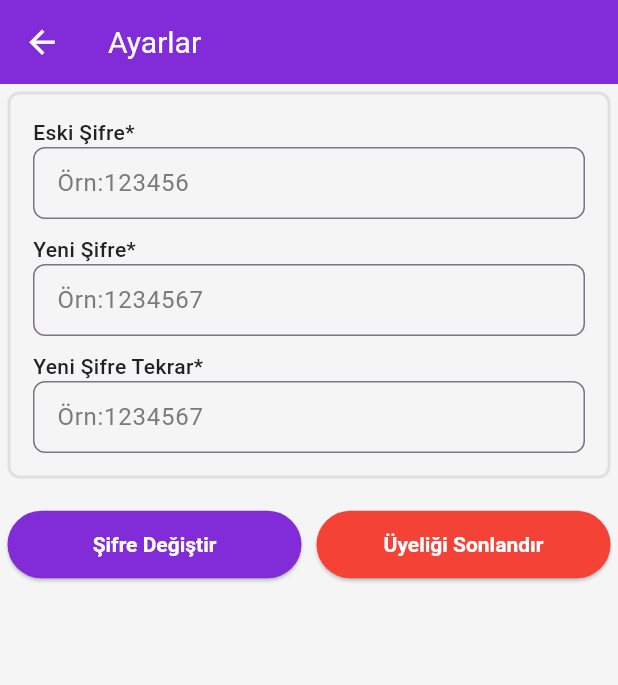
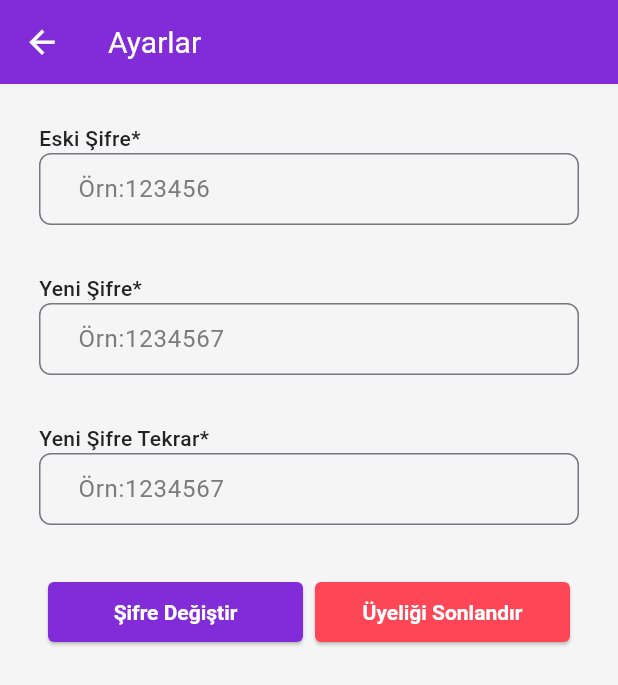
Before and after one commit to ozgeakinci/tobeto-app, a Flutter app: the Setting screen opened directly, on a phone screen of 412 x 824 dp. Shown: the top 685 px of the screen. Run offline on Flutter 3.47's test engine with Material 3 defaults, Android fonts, the phone set to English and light mode, and no system bars; our stand-ins replace google_fonts.

Commit message:
dark-light problem fixed

```diff
--- a/lib/utilities/utilities.dart
+++ b/lib/utilities/utilities.dart
@@ -6,4 +6,12 @@ class ProjectUtilities {
     left: 5,
     right: 5,
   );
+
+  static double projectHeight20 = 20;
+  static double projectHeight40 = 20;
+
+  static double paddingAll8 = 8;
+  static double paddingAll16 = 16;
+
+  static double sizeWidth10 = 10;
 }
--- a/lib/view/screens/menuScreens/profileScreens/setting.dart
+++ b/lib/view/screens/menuScreens/profileScreens/setting.dart
@@ -1,4 +1,6 @@
 import 'package:flutter/material.dart';
+import 'package:tobeto_app/theme/tobeto_theme_color.dart';
+import 'package:tobeto_app/utilities/utilities.dart';
 
 class Setting extends StatelessWidget {
   const Setting({Key? key}) : super(key: key);
@@ -9,59 +11,42 @@ class Setting extends StatelessWidget {
       appBar: AppBar(
         title: Text("Ayarlar"),
       ),
-      body: Padding(
-        padding: const EdgeInsets.all(5.0),
-        child: SingleChildScrollView(
+      body: SingleChildScrollView(
+        child: Padding(
+          padding: EdgeInsets.all(ProjectUtilities.paddingAll8),
           child: Column(
             crossAxisAlignment: CrossAxisAlignment.stretch,
             children: [
               Container(
                 decoration: BoxDecoration(
                   border: Border.all(
-                    width: 2,
-                    color: Color.fromARGB(255, 226, 223, 223),
-                  ),
+                      width: 2, color: TobetoAppColor.backgroundLight),
                   borderRadius: BorderRadius.circular(8),
                 ),
-                child: Padding(
-                  padding: const EdgeInsets.all(15.0),
                 child: Column(
                   crossAxisAlignment: CrossAxisAlignment.stretch,
                   children: [
                     _buildTextField("Örn:123456", "Eski Şifre*"),
-                      const SizedBox(height: 10),
                     _buildTextField("Örn:1234567", "Yeni Şifre*"),
-                      const SizedBox(height: 10),
                     _buildTextField("Örn:1234567", "Yeni Şifre Tekrar*"),
                   ],
                 ),
               ),
+              Padding(
+                padding: EdgeInsets.all(ProjectUtilities.paddingAll16),
+                child: Row(
+                  mainAxisAlignment: MainAxisAlignment.spaceEvenly,
+                  children: [
+                    SettingButton(
+                      backgroundColor: TobetoAppColor.colorSchemeLight.primary,
+                      title: 'Şifre Değiştir',
                     ),
-              const SizedBox(height: 20),
-              Row(
-                mainAxisAlignment: MainAxisAlignment.spaceBetween,
-                children: [
-                  Expanded(
-                    child: ElevatedButton(
-                      onPressed: () {
-                        print("Şifre degiştir");
-                      },
-                      child: Text("Şifre Değiştir"),
-                    ),
-                  ),
-                  const SizedBox(width: 10),
-                  Expanded(
-                    child: ElevatedButton(
-                      onPressed: () {
-                        print("Üyeliği Sonlandır");
-                      },
-                      style: ElevatedButton.styleFrom(
-                        backgroundColor: Colors.red,
-                      ),
-                      child: Text("Üyeliği Sonlandır"),
-                    ),
+                    SettingButton(
+                      backgroundColor: TobetoAppColor.colorSchemeLight.error,
+                      title: 'Üyeliği Sonlandır',
                     ),
                   ],
+                ),
               ),
             ],
           ),
@@ -71,7 +56,9 @@ class Setting extends StatelessWidget {
   }
 
   Widget _buildTextField(String labelText, String titleText) {
-    return Column(
+    return Padding(
+      padding: EdgeInsets.all(ProjectUtilities.paddingAll16),
+      child: Column(
         crossAxisAlignment: CrossAxisAlignment.start,
         children: [
           Text(titleText),
@@ -84,12 +71,36 @@ class Setting extends StatelessWidget {
               ),
               contentPadding: const EdgeInsets.symmetric(
                 vertical: 10,
-              horizontal: 12,
+                horizontal: 22,
               ),
             ),
-          style: TextStyle(fontSize: 15),
           ),
         ],
+      ),
     );
   }
 }
+
+class SettingButton extends StatelessWidget {
+  const SettingButton({
+    super.key,
+    required this.backgroundColor,
+    required this.title,
+  });
+  final Color backgroundColor;
+  final String title;
+
+  @override
+  Widget build(BuildContext context) {
+    return ElevatedButton(
+      onPressed: () {},
+      style: ElevatedButton.styleFrom(
+          shape: RoundedRectangleBorder(borderRadius: BorderRadius.circular(4)),
+          fixedSize: const Size(170, 24),
+          backgroundColor: backgroundColor),
+      child: Text(
+        title,
+      ),
+    );
+  }
+}
--- a/lib/view/widgets/reviewsWidget/exam_status_card.dart
+++ b/lib/view/widgets/reviewsWidget/exam_status_card.dart
@@ -28,7 +28,7 @@ class ExamStatusCard extends StatelessWidget {
         shape: RoundedRectangleBorder(
             borderRadius: BorderRadius.circular(6),
             side: BorderSide(
-              color: TobetoAppColor.textColor,
+              color: TobetoAppColor.textColor.withOpacity(0.3),
             )),
         child: Container(
           height: 55,
--- a/pubspec.yaml
+++ b/pubspec.yaml
@@ -36,6 +36,7 @@ dependencies:
   # Use with the CupertinoIcons class for iOS style icons.
   cupertino_icons: ^1.0.2
   google_fonts: ^6.1.0
+  flutter_sticky_widgets: ^0.0.3
 
 dev_dependencies:
   flutter_test:
@@ -74,6 +75,7 @@ flutter:
      - assets/images/education_icon.png
      - assets/images/world_icon.png
      - assets/images/delete_icon.png
+     - assets/images/profile_icon.png
 
   # An image asset can refer to one or more resolution-specific "variants", see
   # https://flutter.dev/assets-and-images/#resolution-aware
```
Also changed, not shown: lib/theme/tobeto_theme.dart (+27 -23 lines), lib/view/screens/menuScreens/profile.dart (+5 -19 lines), lib/view/screens/menuScreens/profileScreens/personal_info.dart (+25 -23 lines), assets/images/profile_icon.png (added), pubspec.lock. Lines whose indentation alone changed are shown as unchanged.
